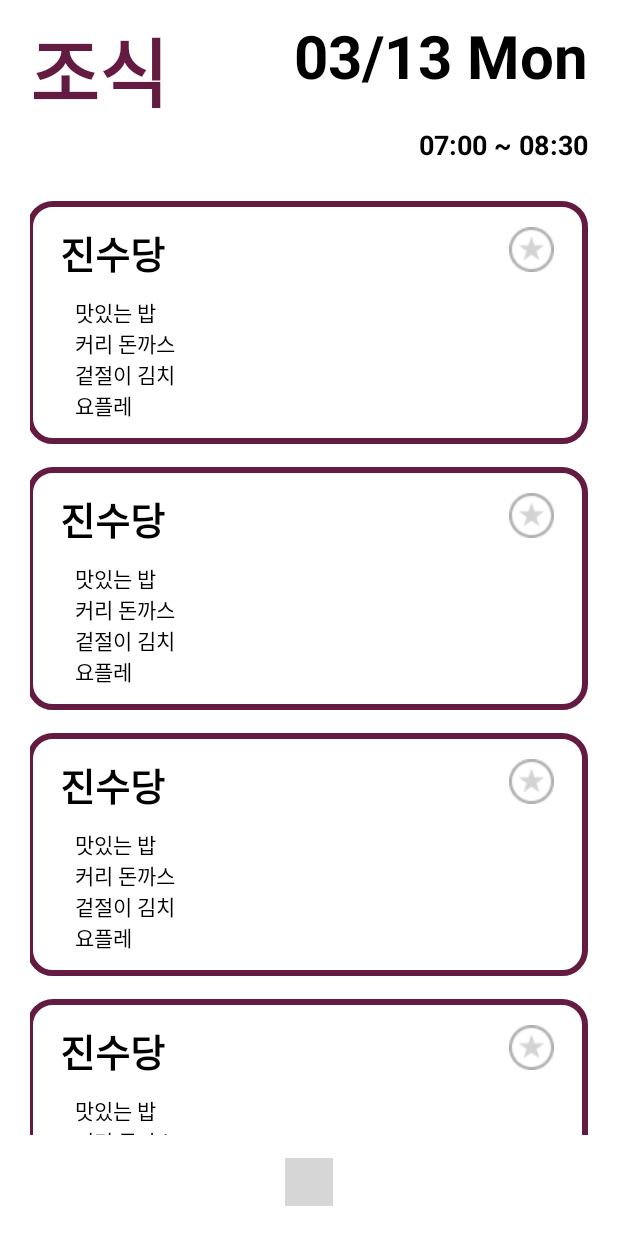
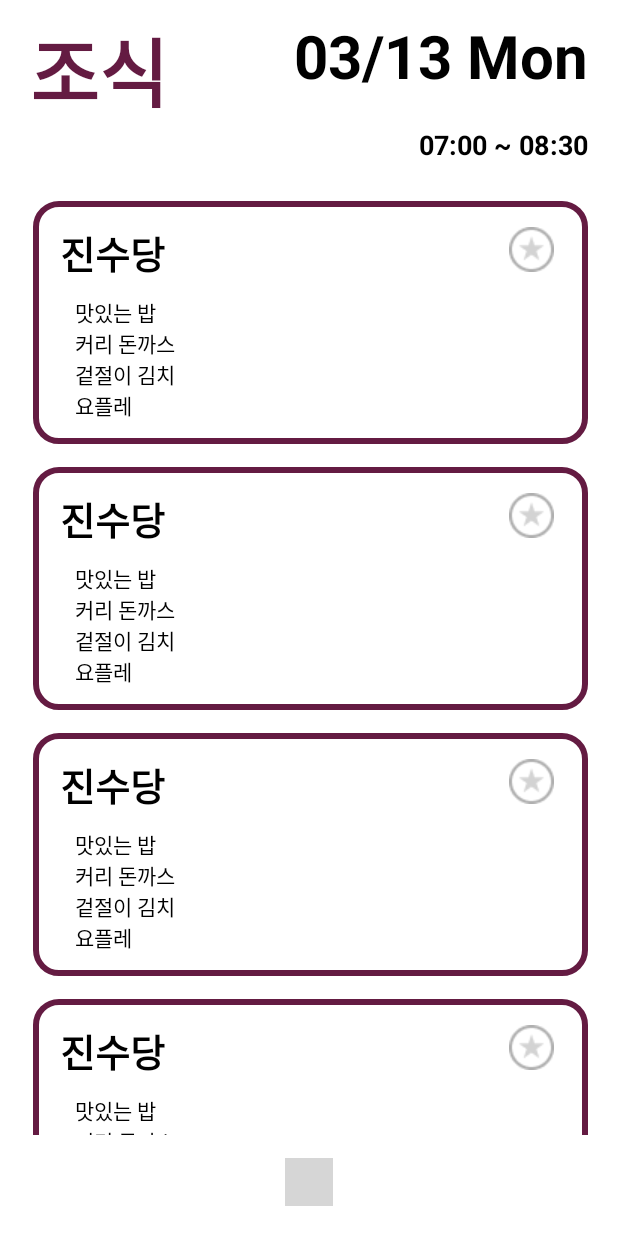
Before and after one commit to Kim-Yeon-ho/BukBob_jbnu, an Android app: the screen it shows after launch (MainActivity), on a phone screen of 412 x 824 dp. Run offline under Robolectric (Android 15) with nearby library versions, the phone set to English and light mode, and no system bars; libraries missing offline, so code that uses them is left out: com.tbuonomo.viewpagerdotsindicator; plain views replace DotsIndicator; 2 statements that could not run were skipped; grey boxes are pictures that could not be loaded.

Commit message:
Update : Feature #5 => Android UI FoodListItem left margin Update

```diff
--- a/BukBob_Android/app/src/main/res/drawable/food_list_item_line.xml
+++ b/BukBob_Android/app/src/main/res/drawable/food_list_item_line.xml
@@ -2,14 +2,16 @@
 
 <layer-list xmlns:android="http://schemas.android.com/apk/res/android">
     <item
-        android:left="-2dp">
+        android:left="2dp">
         <shape android:shape="rectangle" >
             <stroke
                 android:width="4dp"
                 android:color="#641B42" />
 
             <solid android:color="@color/white" />
-            <corners android:radius="15dp"/>
+            <corners
+                android:radius="15dp"
+                />
         </shape>
     </item>
 
```
